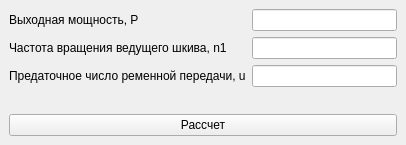
Before: the Qt Designer form mainwindow.ui in patronsgg/CalcBeltDrive, drawn with Qt 5.
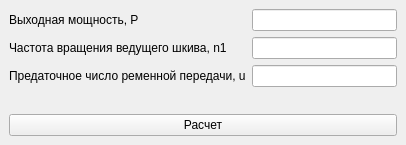
After: the same form once the commit is applied.

The edit to the form file:
```diff
--- a/mainwindow.ui
+++ b/mainwindow.ui
@@ -52,7 +52,7 @@
     <item>
      <widget class="QPushButton" name="pushButton">
       <property name="text">
-       <string>Рассчет</string>
+       <string>Расчет</string>
       </property>
      </widget>
     </item>
```
